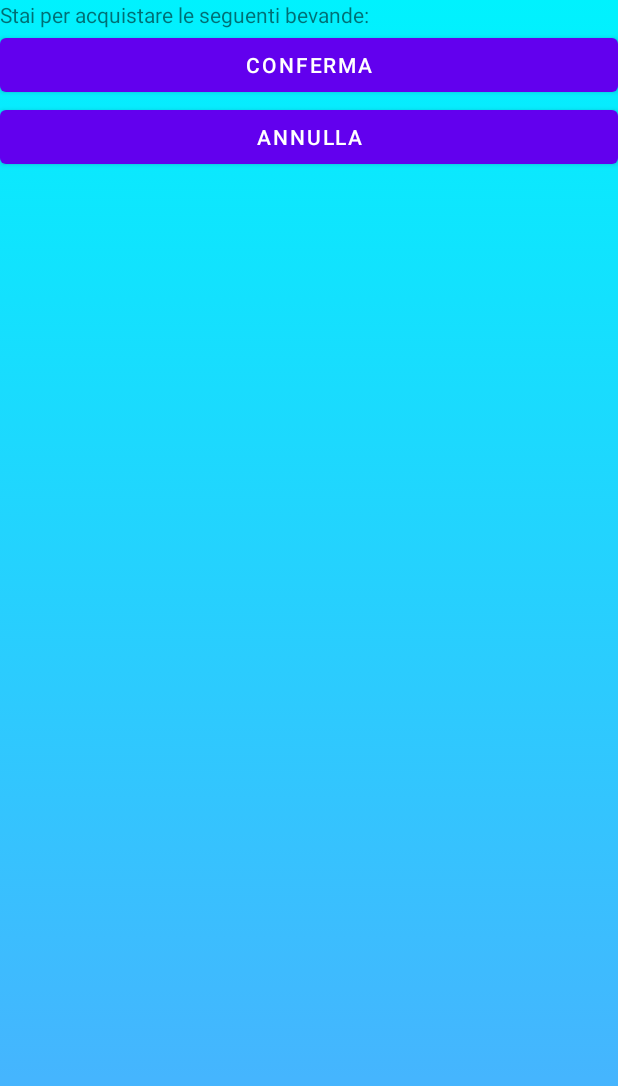
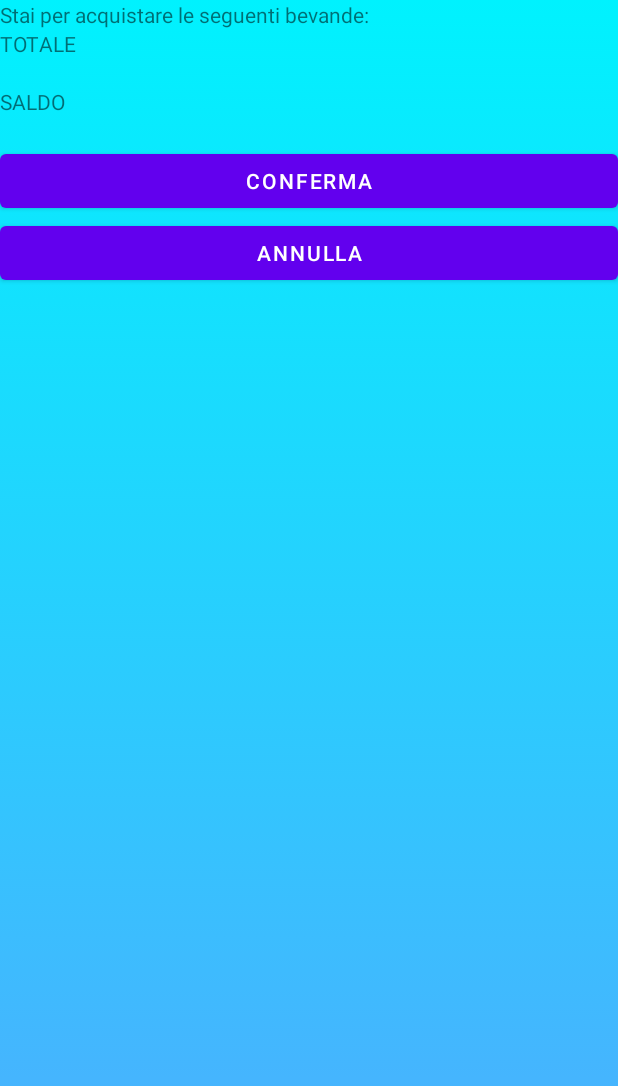
Before and after one commit to EmaSib/ProgettoLSO22-23, an Android app: the layout acquisto.xml on its own in the app's theme, with its tools: preview values and no code run, on a phone screen of 412 x 824 dp. Shown: the top 1086 px of the screen. Run offline under Robolectric (Android 15) with nearby library versions, the phone set to English and light mode, and no system bars.

Commit message:
Commit fix Acquisto".

```diff
--- a/app/src/main/res/layout/acquisto.xml
+++ b/app/src/main/res/layout/acquisto.xml
@@ -30,6 +30,36 @@
             android:layout_height="0dp"
             />
 
+        <TextView
+            android:id="@+id/textViewTOTALE"
+            android:layout_width="match_parent"
+            android:layout_height="wrap_content"
+            android:text="TOTALE"
+            app:layout_constraintEnd_toEndOf="parent"
+            app:layout_constraintStart_toStartOf="parent"
+            />
+
+        <TextView
+            android:id="@+id/textViewImporto"
+            android:layout_width="match_parent"
+            android:layout_height="wrap_content"
+            android:text="" />
+
+        <TextView
+            android:id="@+id/textViewSALDO"
+            android:layout_width="match_parent"
+            android:layout_height="wrap_content"
+            android:text="SALDO"
+            app:layout_constraintEnd_toEndOf="parent"
+            app:layout_constraintStart_toStartOf="parent"
+            />
+
+        <TextView
+            android:id="@+id/textViewSaldoDisponibile"
+            android:layout_width="match_parent"
+            android:layout_height="wrap_content"
+            android:text="" />
+
         <Button
             android:id="@+id/confermabutton"
             android:layout_width="match_parent"
```
Also changed, not shown: app/src/main/java/com/code/progettolso22_23/gui/Acquisto.java (+29 -6 lines).
